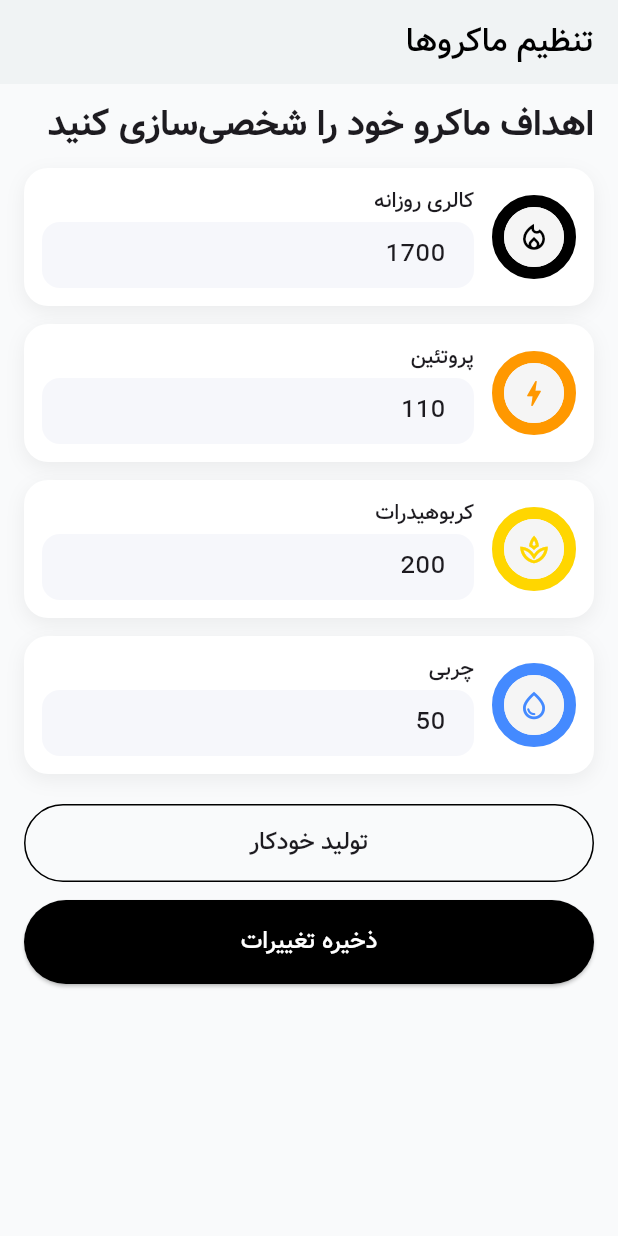
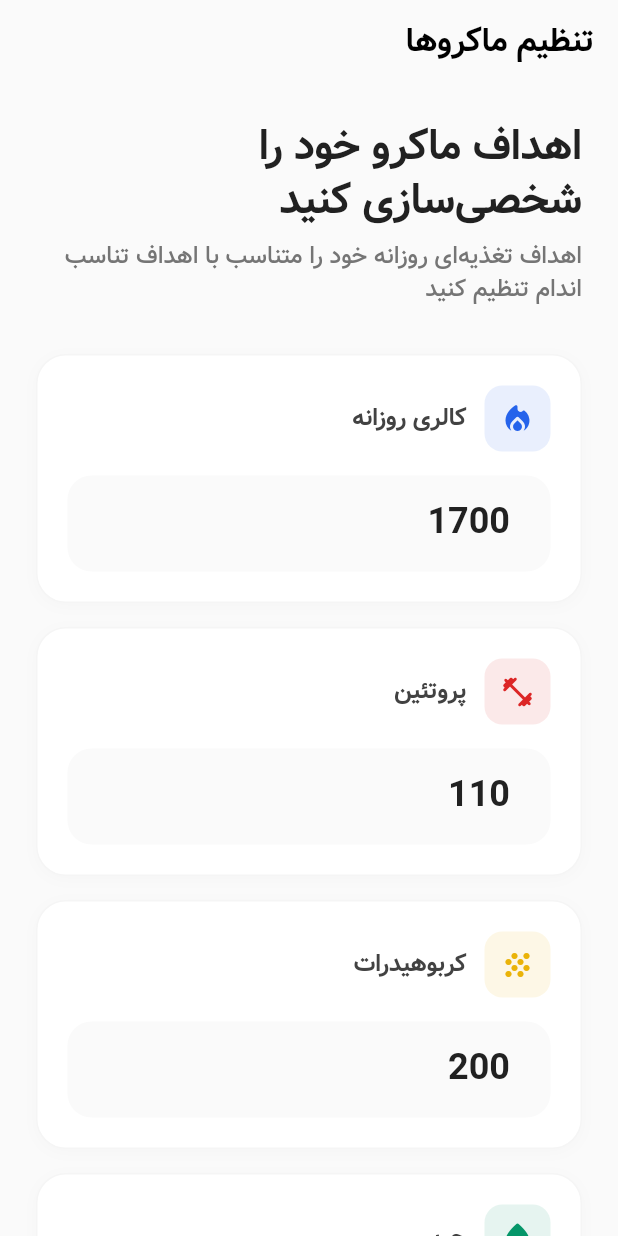
Before and after one commit to erfaneillat/logme, a Flutter app: the AdjustMacrosPage screen opened by its route, on a phone screen of 412 x 824 dp. Run offline on Flutter 3.47's test engine with Material 3 defaults, Android fonts, the phone set to English and light mode, and no system bars; our stand-ins replace dio, easy_localization, fl_chart, flutter_form_builder, flutter_hooks, flutter_riverpod and 9 more; accounts and stored records are empty; generated files the repository leaves out were written again; network calls fail; statements that could not run were skipped.

Commit message:
feat(settings): redesign Adjust Macros page UI and add subtitle translations
- Add subtitle text for macro adjustment section in en-US and fa-IR translations
- Refactor macro goal input tiles with updated layout, spacing, and colors
- Replace circular progress ring with icon style tiles and enhanced text styling
- Improve text field design with larger font, better padding, and focused border
- Update page header with styled title, subtitle, and background color
- Revamp action buttons with outlined and elevated styles, icons, and loading states
- Enhance UI consistency with new border radii, shadows, and color schemes throughout

```diff
--- a/assets/translations/en-US.json
+++ b/assets/translations/en-US.json
@@ -168,6 +168,7 @@
     "adjust_macros": {
         "title": "Adjust Macronutrients",
         "heading": "Customize your macro targets",
+        "subtitle": "Set your daily nutritional goals to match your fitness objectives",
         "calorie_goal": "Daily Calories",
         "protein_goal": "Protein",
         "carb_goal": "Carbs",
--- a/assets/translations/fa-IR.json
+++ b/assets/translations/fa-IR.json
@@ -168,6 +168,7 @@
     "adjust_macros": {
         "title": "تنظیم ماکروها",
         "heading": "اهداف ماکرو خود را شخصی‌سازی کنید",
+        "subtitle": "اهداف تغذیه‌ای روزانه خود را متناسب با اهداف تناسب اندام تنظیم کنید",
         "calorie_goal": "کالری روزانه",
         "protein_goal": "پروتئین",
         "carb_goal": "کربوهیدرات",
--- a/lib/features/settings/pages/adjust_macros_page.dart
+++ b/lib/features/settings/pages/adjust_macros_page.dart
@@ -50,62 +50,86 @@ class AdjustMacrosPage extends HookConsumerWidget {
       required TextEditingController controller,
     }) {
       return Container(
-        padding: const EdgeInsets.all(12),
+        margin: const EdgeInsets.only(bottom: 16),
+        padding: const EdgeInsets.all(20),
         decoration: BoxDecoration(
           color: Colors.white,
-          borderRadius: BorderRadius.circular(16),
+          borderRadius: BorderRadius.circular(20),
+          border: Border.all(
+            color: Colors.grey.shade100,
+            width: 1,
+          ),
           boxShadow: [
             BoxShadow(
-              color: Colors.black.withOpacity(0.06),
-              blurRadius: 10,
-              offset: const Offset(0, 4),
+              color: Colors.black.withOpacity(0.02),
+              blurRadius: 8,
+              offset: const Offset(0, 2),
             ),
           ],
         ),
-        child: Row(
-          crossAxisAlignment: CrossAxisAlignment.center,
+        child: Column(
+          crossAxisAlignment: CrossAxisAlignment.start,
           children: [
-            // circular progress ring style to match Home macros
-            SizedBox(
-              width: 56,
-              height: 56,
-              child: AnimatedProgressRing(
-                progress: 1.0,
+            Row(
+              children: [
+                Container(
+                  width: 44,
+                  height: 44,
+                  decoration: BoxDecoration(
+                    color: color.withOpacity(0.1),
+                    borderRadius: BorderRadius.circular(12),
+                  ),
+                  child: Icon(
+                    icon,
                     color: color,
-                backgroundColor: Colors.grey.shade200,
-                strokeWidth: 8,
-                child: CircleAvatar(
-                  backgroundColor: Colors.grey.shade100,
-                  radius: 20,
-                  child: Icon(icon, color: color, size: 22),
-                ),
+                    size: 24,
                   ),
                 ),
                 const SizedBox(width: 12),
                 Expanded(
-              child: Column(
-                crossAxisAlignment: CrossAxisAlignment.start,
-                children: [
-                  Text(title, style: Theme.of(context).textTheme.bodyMedium),
-                  const SizedBox(height: 4),
+                  child: Text(
+                    title,
+                    style: Theme.of(context).textTheme.titleMedium?.copyWith(
+                          fontWeight: FontWeight.w600,
+                          color: Colors.grey.shade800,
+                        ),
+                  ),
+                ),
+              ],
+            ),
+            const SizedBox(height: 16),
             TextField(
               controller: controller,
               keyboardType: TextInputType.number,
               onChanged: (_) => onChanged(),
+              style: Theme.of(context).textTheme.headlineSmall?.copyWith(
+                    fontWeight: FontWeight.w700,
+                    color: Colors.grey.shade900,
+                  ),
               decoration: InputDecoration(
-                      isDense: true,
+                isDense: false,
                 hintText: tr('adjust_macros.value_hint'),
+                hintStyle: TextStyle(
+                  color: Colors.grey.shade400,
+                  fontWeight: FontWeight.w500,
+                ),
                 filled: true,
-                      fillColor: const Color(0xFFF6F7FB),
+                fillColor: Colors.grey.shade50,
                 border: OutlineInputBorder(
-                        borderRadius: BorderRadius.circular(12),
+                  borderRadius: BorderRadius.circular(16),
                   borderSide: BorderSide.none,
                 ),
-                      contentPadding:
-                          const EdgeInsets.symmetric(horizontal: 12, vertical: 10),
+                focusedBorder: OutlineInputBorder(
+                  borderRadius: BorderRadius.circular(16),
+                  borderSide: BorderSide(
+                    color: color.withOpacity(0.3),
+                    width: 2,
                   ),
                 ),
-                ],
+                contentPadding: const EdgeInsets.symmetric(
+                  horizontal: 20,
+                  vertical: 16,
+                ),
               ),
             ),
           ],
@@ -115,53 +139,89 @@ class AdjustMacrosPage extends HookConsumerWidget {
 
     return Scaffold(
       appBar: AppBar(
-        title: Text('adjust_macros.title'.tr()),
+        title: Text(
+          'adjust_macros.title'.tr(),
+          style: const TextStyle(
+            fontWeight: FontWeight.w700,
+            letterSpacing: -0.5,
           ),
+        ),
+        backgroundColor: Colors.transparent,
+        elevation: 0,
+        scrolledUnderElevation: 0,
+        centerTitle: false,
+      ),
+      backgroundColor: Colors.grey.shade50,
       body: SafeArea(
         child: SingleChildScrollView(
-          padding: const EdgeInsets.symmetric(horizontal: 16, vertical: 12),
+          padding: const EdgeInsets.all(24),
           child: Column(
             crossAxisAlignment: CrossAxisAlignment.start,
             children: [
-              Text('adjust_macros.heading'.tr(),
-                  style: Theme.of(context)
-                      .textTheme
-                      .headlineSmall
-                      ?.copyWith(fontWeight: FontWeight.w800)),
-              const SizedBox(height: 12),
+              // Header Section
+              Text(
+                'adjust_macros.heading'.tr(),
+                style: Theme.of(context).textTheme.headlineMedium?.copyWith(
+                      fontWeight: FontWeight.w800,
+                      color: Colors.grey.shade900,
+                      letterSpacing: -0.5,
+                    ),
+              ),
+              const SizedBox(height: 8),
+              Text(
+                'adjust_macros.subtitle'.tr(),
+                style: Theme.of(context).textTheme.bodyLarge?.copyWith(
+                      color: Colors.grey.shade600,
+                      height: 1.4,
+                    ),
+              ),
+              const SizedBox(height: 32),
 
+              // Macro Goals Grid
               goalTile(
-                icon: Icons.local_fire_department_outlined,
-                color: Colors.black,
+                icon: Icons.local_fire_department_rounded,
+                color: const Color(0xFF2563EB),
                 title: 'adjust_macros.calorie_goal'.tr(),
                 controller: calCtrl,
               ),
-              const SizedBox(height: 12),
               goalTile(
-                icon: Icons.bolt_outlined,
-                color: Colors.orange,
+                icon: Icons.fitness_center_rounded,
+                color: const Color(0xFFDC2626),
                 title: 'adjust_macros.protein_goal'.tr(),
                 controller: proteinCtrl,
               ),
-              const SizedBox(height: 12),
               goalTile(
-                icon: Icons.spa_outlined,
-                color: Colors.yellowAccent.shade700,
+                icon: Icons.grain_rounded,
+                color: const Color(0xFFEAB308),
                 title: 'adjust_macros.carb_goal'.tr(),
                 controller: carbsCtrl,
               ),
-              const SizedBox(height: 12),
               goalTile(
-                icon: Icons.water_drop_outlined,
-                color: Colors.blueAccent,
+                icon: Icons.water_drop_rounded,
+                color: const Color(0xFF059669),
                 title: 'adjust_macros.fat_goal'.tr(),
                 controller: fatCtrl,
               ),
 
-              const SizedBox(height: 20),
+              const SizedBox(height: 24),
+
+              // Action Buttons
+              Container(
+                padding: const EdgeInsets.all(20),
+                decoration: BoxDecoration(
+                  color: Colors.white,
+                  borderRadius: BorderRadius.circular(20),
+                  border: Border.all(
+                    color: Colors.grey.shade100,
+                    width: 1,
+                  ),
+                ),
+                child: Column(
+                  children: [
                     SizedBox(
                       width: double.infinity,
-                child: OutlinedButton(
+                      height: 56,
+                      child: OutlinedButton.icon(
                         onPressed: () {
                           context.pushNamed(
                             'additional-info',
@@ -170,50 +230,90 @@ class AdjustMacrosPage extends HookConsumerWidget {
                             ),
                           );
                         },
+                        icon: const Icon(Icons.auto_awesome_rounded, size: 20),
+                        label: Text(
+                          'adjust_macros.auto_generate'.tr(),
+                          style: context.textTheme.titleMedium?.copyWith(
+                            fontWeight: FontWeight.w600,
+                          ),
+                        ),
                         style: OutlinedButton.styleFrom(
-                    shape: const StadiumBorder(),
-                    padding: const EdgeInsets.symmetric(vertical: 14),
+                          backgroundColor: Colors.grey.shade50,
+                          foregroundColor: Colors.grey.shade700,
+                          side: BorderSide(
+                            color: Colors.grey.shade200,
+                            width: 1.5,
                           ),
-                  child: Text('adjust_macros.auto_generate'.tr(),
-                      style: context.textTheme.titleMedium),
+                          shape: RoundedRectangleBorder(
+                            borderRadius: BorderRadius.circular(16),
+                          ),
+                        ),
                       ),
                     ),
                     const SizedBox(height: 12),
                     SizedBox(
                       width: double.infinity,
-                child: ElevatedButton(
+                      height: 56,
+                      child: ElevatedButton.icon(
                         onPressed: isSaving.value
                             ? null
                             : () async {
                                 isSaving.value = true;
-                          final ok = await ref.read(macrosProvider.notifier).saveToBackend();
+                                final ok = await ref
+                                    .read(macrosProvider.notifier)
+                                    .saveToBackend();
                                 isSaving.value = false;
                                 if (!context.mounted) return;
                                 ScaffoldMessenger.of(context).showSnackBar(
                                   SnackBar(
                                     content: Text(
-                                ok ? 'adjust_macros.saved_success'.tr() : 'common.error'.tr(),
+                                      ok
+                                          ? 'adjust_macros.saved_success'.tr()
+                                          : 'common.error'.tr(),
+                                    ),
+                                    backgroundColor:
+                                        ok ? Colors.green : Colors.red,
+                                    behavior: SnackBarBehavior.floating,
+                                    shape: RoundedRectangleBorder(
+                                      borderRadius: BorderRadius.circular(12),
                                     ),
                                   ),
                                 );
                               },
-                  style: ElevatedButton.styleFrom(
-                    shape: const StadiumBorder(),
-                    padding: const EdgeInsets.symmetric(vertical: 14),
-                  ),
-                  child: isSaving.value
+                        icon: isSaving.value
                             ? SizedBox(
                                 height: 20,
                                 width: 20,
                                 child: CircularProgressIndicator(
                                   strokeWidth: 2,
-                            valueColor: AlwaysStoppedAnimation<Color>(Theme.of(context).colorScheme.onPrimary),
+                                  valueColor: AlwaysStoppedAnimation<Color>(
+                                    Theme.of(context).colorScheme.onPrimary,
+                                  ),
                                 ),
                               )
-                      : Text('adjust_macros.save'.tr(),
-                          style: context.textTheme.titleMedium?.copyWith(color: Theme.of(context).colorScheme.onPrimary)),
+                            : const Icon(Icons.check_rounded, size: 20),
+                        label: Text(
+                          'adjust_macros.save'.tr(),
+                          style: context.textTheme.titleMedium?.copyWith(
+                            color: Theme.of(context).colorScheme.onPrimary,
+                            fontWeight: FontWeight.w600,
                           ),
                         ),
+                        style: ElevatedButton.styleFrom(
+                          backgroundColor: Theme.of(context).primaryColor,
+                          foregroundColor: Colors.white,
+                          elevation: 0,
+                          shadowColor: Colors.transparent,
+                          shape: RoundedRectangleBorder(
+                            borderRadius: BorderRadius.circular(16),
+                          ),
+                        ),
+                      ),
+                    ),
+                  ],
+                ),
+              ),
+              const SizedBox(height: 24),
             ],
           ),
         ),
```
Lines whose indentation alone changed are shown as unchanged.
